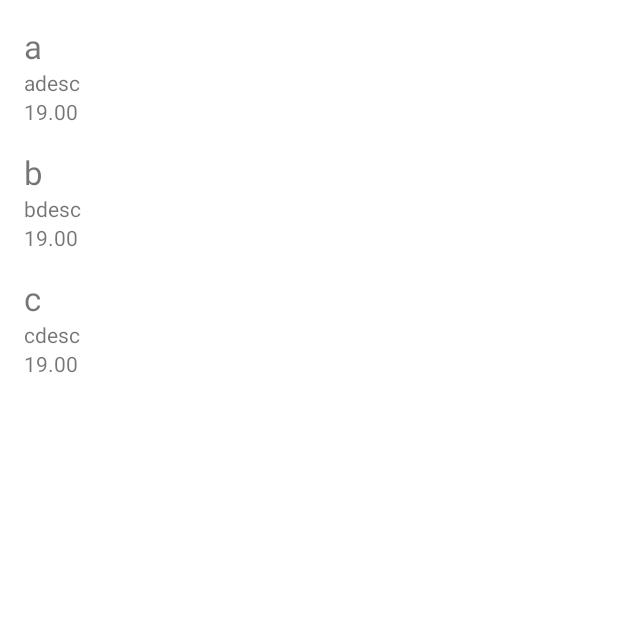
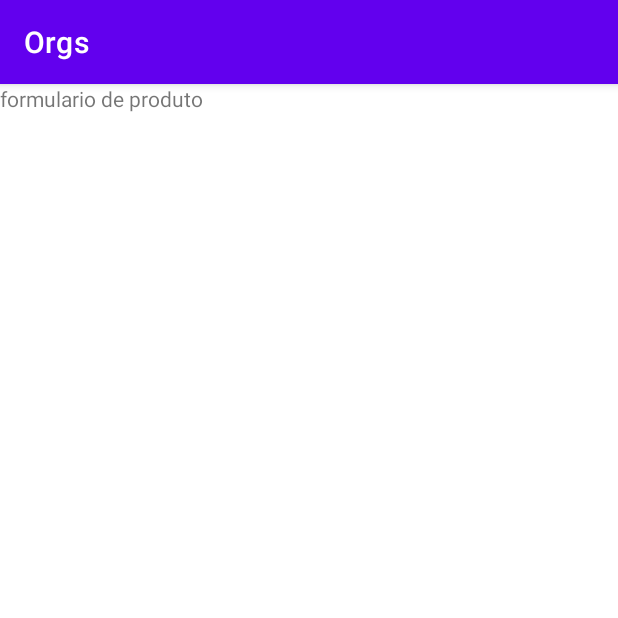
Before and after one commit to BrenoBaiardi/Orgs, an Android app: the screen it shows after launch (MainActivity before the commit, FormularioProdutoActivity after it), on a phone screen of 412 x 824 dp, the top half of it. Run offline under Robolectric (Android 15) with nearby library versions, the phone set to English and light mode, and no system bars.

Commit message:
add: herança com AppCompatActivity

```diff
--- a/app/build.gradle
+++ b/app/build.gradle
@@ -36,6 +36,7 @@ dependencies {
     implementation 'androidx.core:core-ktx:1.7.0'
     implementation 'androidx.appcompat:appcompat:1.4.0'
     implementation 'com.google.android.material:material:1.4.0'
+    implementation 'androidx.constraintlayout:constraintlayout:2.1.2'
     testImplementation 'junit:junit:4.+'
     androidTestImplementation 'androidx.test.ext:junit:1.1.3'
     androidTestImplementation 'androidx.test.espresso:espresso-core:3.4.0'
--- /dev/null
+++ b/app/src/main/java/br/com/baiardi/orgs/ui/activity/FormularioProdutoActivity.kt
@@ -0,0 +1,11 @@
+package br.com.baiardi.orgs.ui.activity
+
+import androidx.appcompat.app.AppCompatActivity
+import android.os.Bundle
+import br.com.baiardi.orgs.R
+
+class FormularioProdutoActivity : AppCompatActivity(R.layout.activity_formulario_produto) {
+
+
+
+}
--- a/app/src/main/java/br/com/baiardi/orgs/ui/activity/MainActivity.kt
+++ b/app/src/main/java/br/com/baiardi/orgs/ui/activity/MainActivity.kt
@@ -1,16 +1,14 @@
 package br.com.baiardi.orgs.ui.activity
 
-import android.app.Activity
 import android.os.Bundle
-import androidx.recyclerview.widget.LinearLayoutManager
-
+import androidx.appcompat.app.AppCompatActivity
 import androidx.recyclerview.widget.RecyclerView
 import br.com.baiardi.orgs.ListaProdutosAdapter
 import br.com.baiardi.orgs.R
 import br.com.baiardi.orgs.model.Produto
 import java.math.BigDecimal
 
-class MainActivity : Activity() {
+class MainActivity : AppCompatActivity() {
 
     override fun onCreate(savedInstanceState: Bundle?) {
         super.onCreate(savedInstanceState)
--- /dev/null
+++ b/app/src/main/res/layout/activity_formulario_produto.xml
@@ -0,0 +1,17 @@
+<?xml version="1.0" encoding="utf-8"?>
+<androidx.constraintlayout.widget.ConstraintLayout xmlns:android="http://schemas.android.com/apk/res/android"
+    xmlns:app="http://schemas.android.com/apk/res-auto"
+    xmlns:tools="http://schemas.android.com/tools"
+    android:layout_width="match_parent"
+    android:layout_height="match_parent"
+    tools:context=".ui.activity.FormularioProdutoActivity">
+
+    <TextView
+        android:layout_width="match_parent"
+        android:layout_height="wrap_content"
+        android:text="formulario de produto"
+        />
+
+
+
+</androidx.constraintlayout.widget.ConstraintLayout>
```
Also changed, not shown: app/src/main/AndroidManifest.xml (+15 -3 lines).
